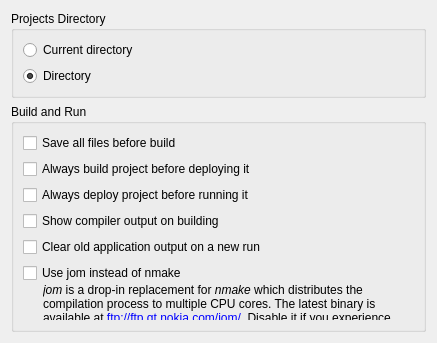
Qt form src/plugins/projectexplorer/projectexplorersettingspage.ui (qt-creator/qt-creator) before a commit.
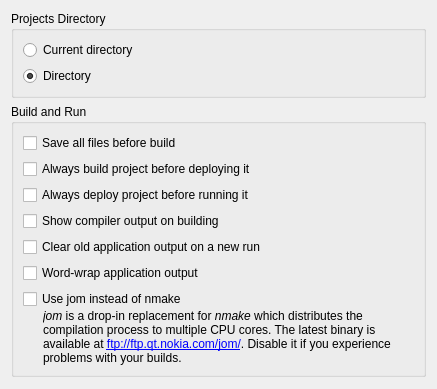
The same form after that commit. Custom widgets are drawn as their Qt base class.

Commit message:
Add option for the word-wrap mode of the application output.
Task-number: QTCREATORBUG-2190

```diff
--- a/src/plugins/projectexplorer/projectexplorersettingspage.ui
+++ b/src/plugins/projectexplorer/projectexplorersettingspage.ui
@@ -7,7 +7,7 @@
     <x>0</x>
     <y>0</y>
     <width>437</width>
-    <height>343</height>
+    <height>389</height>
    </rect>
   </property>
   <layout class="QVBoxLayout" name="verticalLayout_3">
@@ -90,6 +90,13 @@
         </property>
        </widget>
       </item>
+      <item>
+       <widget class="QCheckBox" name="wrapAppOutputCheckBox">
+        <property name="text">
+         <string>Word-wrap application output</string>
+        </property>
+       </widget>
+      </item>
       <item>
        <layout class="QVBoxLayout" name="verticalLayout">
         <property name="spacing">
```
The commit also changes 5 other files.
